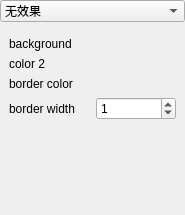
pprp/QPainter, file FourthOne/vector-editor_changed/vector-editor_changed/src/veellipsesettings.ui: the form before one commit.
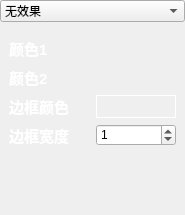
The form after the commit. Custom widgets are drawn as their Qt base class.

Diff of the .ui file:
```diff
--- a/FourthOne/vector-editor_changed/vector-editor_changed/src/veellipsesettings.ui
+++ b/FourthOne/vector-editor_changed/vector-editor_changed/src/veellipsesettings.ui
@@ -13,6 +13,123 @@
   <property name="windowTitle">
    <string>Form</string>
   </property>
+  <property name="styleSheet">
+   <string notr="true">QMainWindow{
+background-color:#1d1d1d;
+}
+
+QMenuBar{
+background-color:#1d1d1d;
+padding:5px;
+	font: 12pt &quot;MS Shell Dlg 2&quot;;
+}
+
+QMenuBar::item{
+background-color:#1d1d1d;
+color:#fff;
+padding:5px;
+
+}
+
+QMenu{
+color:#fff;
+padding:0;
+}
+
+QMenu::item:selected{
+color:#fff;
+background-color:#00aba9;
+}
+
+QTableWidget{
+background-color:#3d3d3d;
+color:#fff;
+  selection-background-color: #da532c;
+border:solid;
+border-width:3px;
+border-color:#da532c;
+}
+QHeaderView::section{
+background-color:qlineargradient(spread:pad, x1:0, y1:0, x2:1, y2:0, stop:0 rgba(20, 158, 217, 255), stop:1 rgba(36, 158, 217, 255));
+border:none;
+border-top-style:solid;
+border-width:1px;
+border-top-color:qlineargradient(spread:pad, x1:0, y1:0, x2:1, y2:0, stop:0 rgba(20, 158, 217, 255), stop:1 rgba(36, 158, 217, 255));
+color:#fff;
+
+}
+QHeaderView{
+background-color:qlineargradient(spread:pad, x1:0, y1:0, x2:1, y2:0, stop:0 rgba(20, 158, 217, 255), stop:1 rgba(36, 158, 217, 255));
+
+border:none;
+border-top-style:solid;
+border-width:1px;
+border-top-color:#149ED9;
+color:#fff;
+	font: 75 12pt &quot;Calibri&quot;;
+}
+
+QTableCornerButton::section{
+border:none;
+background-color:#149ED9;
+}
+
+QListWidget{
+background-color:#3d3d3d;
+color:#fff;
+}
+
+QMenu{
+background-color:#3d3d3d;
+}
+QStatusBar{
+background-color:#7e3878;
+color:#fff;
+}
+
+QPushButton{
+border-style:solid;
+
+background-color:#3d3d3d;
+color:#fff;
+border-radius:7px;
+}
+QPushButton:hover{
+color:#ccc;
+	background-color: qlineargradient(spread:pad, x1:0.517, y1:0, x2:0.517, y2:1, stop:0 rgba(45, 45, 45, 255), stop:0.505682 rgba(45, 45, 45, 255), stop:1 rgba(29, 29, 29, 255));
+	border-color:#2d89ef;
+border-width:2px;
+}
+
+QPushButton:pressed{
+background-color: qlineargradient(spread:pad, x1:0.517, y1:0, x2:0.517, y2:1, stop:0 rgba(29, 29, 29, 255), stop:0.505682 rgba(45, 45, 45, 255), stop:1 rgba(29, 29, 29, 255));
+}
+
+
+QTabWidget::tab{
+background-color:#3d3d3d;
+}
+
+QLineEdit{
+border-radius:0;
+}
+
+QProgressBar{
+border-radius:0;
+text-align:center;
+color:#fff;
+background-color:transparent;
+border: 2px solid #e3a21a;
+border-radius:7px;
+	font: 75 12pt &quot;Open Sans&quot;;
+
+}
+
+QProgressBar::chunk{
+background-color:#2d89ef;
+width:20px;
+}</string>
+  </property>
   <layout class="QGridLayout" name="gridLayout">
    <property name="leftMargin">
     <number>0</number>
@@ -71,6 +188,13 @@
       </item>
       <item row="2" column="1">
        <widget class="ColorLabel" name="borderColor">
+        <property name="styleSheet">
+         <string notr="true">QLabel{
+	border: 1px solid white;
+	backgroud: white;	
+	font-color:white;
+}</string>
+        </property>
         <property name="text">
          <string/>
         </property>
@@ -78,8 +202,16 @@
       </item>
       <item row="3" column="0">
        <widget class="QLabel" name="label_4">
+        <property name="font">
+         <font>
+          <family>Arial</family>
+          <pointsize>11</pointsize>
+          <weight>75</weight>
+          <bold>true</bold>
+         </font>
+        </property>
         <property name="text">
-         <string>border width</string>
+         <string>&lt;font color=&quot;white&quot;&gt;边框宽度&lt;/font&gt;</string>
         </property>
        </widget>
       </item>
@@ -92,22 +224,46 @@
       </item>
       <item row="0" column="0">
        <widget class="QLabel" name="labelColor_1">
+        <property name="font">
+         <font>
+          <family>Arial</family>
+          <pointsize>11</pointsize>
+          <weight>75</weight>
+          <bold>true</bold>
+         </font>
+        </property>
         <property name="text">
-         <string>background</string>
+         <string>&lt;font color=&quot;white&quot;&gt;颜色1&lt;/font&gt;</string>
         </property>
        </widget>
       </item>
       <item row="2" column="0">
        <widget class="QLabel" name="label_2">
+        <property name="font">
+         <font>
+          <family>Arial</family>
+          <pointsize>11</pointsize>
+          <weight>75</weight>
+          <bold>true</bold>
+         </font>
+        </property>
         <property name="text">
-         <string>border color</string>
+         <string>&lt;font color=&quot;white&quot;&gt;边框颜色&lt;/font&gt;</string>
         </property>
        </widget>
       </item>
       <item row="1" column="0">
        <widget class="QLabel" name="labelColor_2">
+        <property name="font">
+         <font>
+          <family>Arial</family>
+          <pointsize>11</pointsize>
+          <weight>75</weight>
+          <bold>true</bold>
+         </font>
+        </property>
         <property name="text">
-         <string>color 2</string>
+         <string>&lt;font color=&quot;white&quot;&gt;颜色2&lt;/font&gt;</string>
         </property>
        </widget>
       </item>
```
